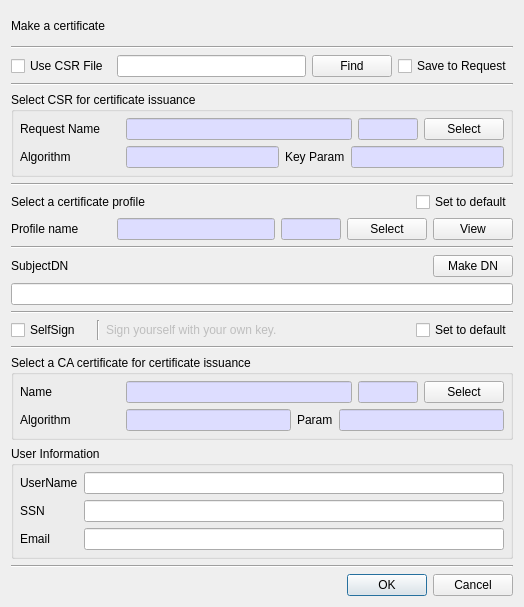
Old version of the form CertMan/make_cert_dlg.ui in the repository jykim74/CertMan.
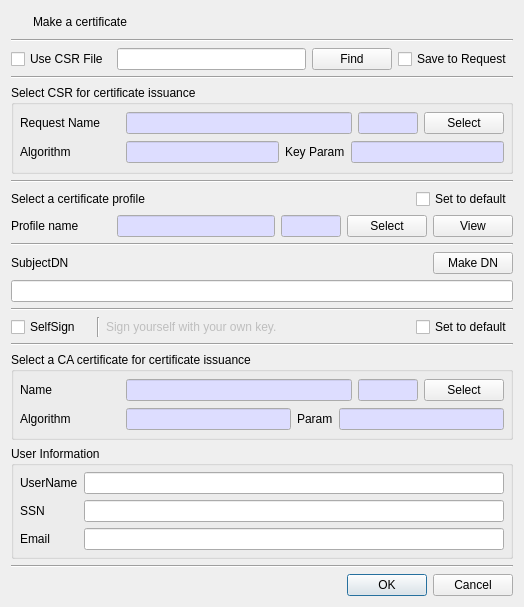
New version of the form. Icons and pictures are not drawn.

What changed in the file:
```diff
--- a/CertMan/make_cert_dlg.ui
+++ b/CertMan/make_cert_dlg.ui
@@ -15,11 +15,44 @@
   </property>
   <layout class="QVBoxLayout" name="verticalLayout">
    <item>
-    <widget class="QLabel" name="label">
-     <property name="text">
-      <string>Make a certificate</string>
+    <layout class="QGridLayout" name="gridLayout_4">
+     <property name="topMargin">
+      <number>0</number>
      </property>
-    </widget>
+     <item row="0" column="1">
+      <widget class="QLabel" name="label">
+       <property name="text">
+        <string>Make a certificate</string>
+       </property>
+      </widget>
+     </item>
+     <item row="0" column="0">
+      <widget class="QPushButton" name="pushButton">
+       <property name="minimumSize">
+        <size>
+         <width>16</width>
+         <height>0</height>
+        </size>
+       </property>
+       <property name="maximumSize">
+        <size>
+         <width>16</width>
+         <height>16777215</height>
+        </size>
+       </property>
+       <property name="text">
+        <string/>
+       </property>
+       <property name="icon">
+        <iconset resource="certman.qrc">
+         <normaloff>:/images/cert.png</normaloff>:/images/cert.png</iconset>
+       </property>
+       <property name="flat">
+        <bool>true</bool>
+       </property>
+      </widget>
+     </item>
+    </layout>
    </item>
    <item>
     <widget class="Line" name="line_3">
```
Left out of the diff: 4 changed lines with no effect on the pictures.
